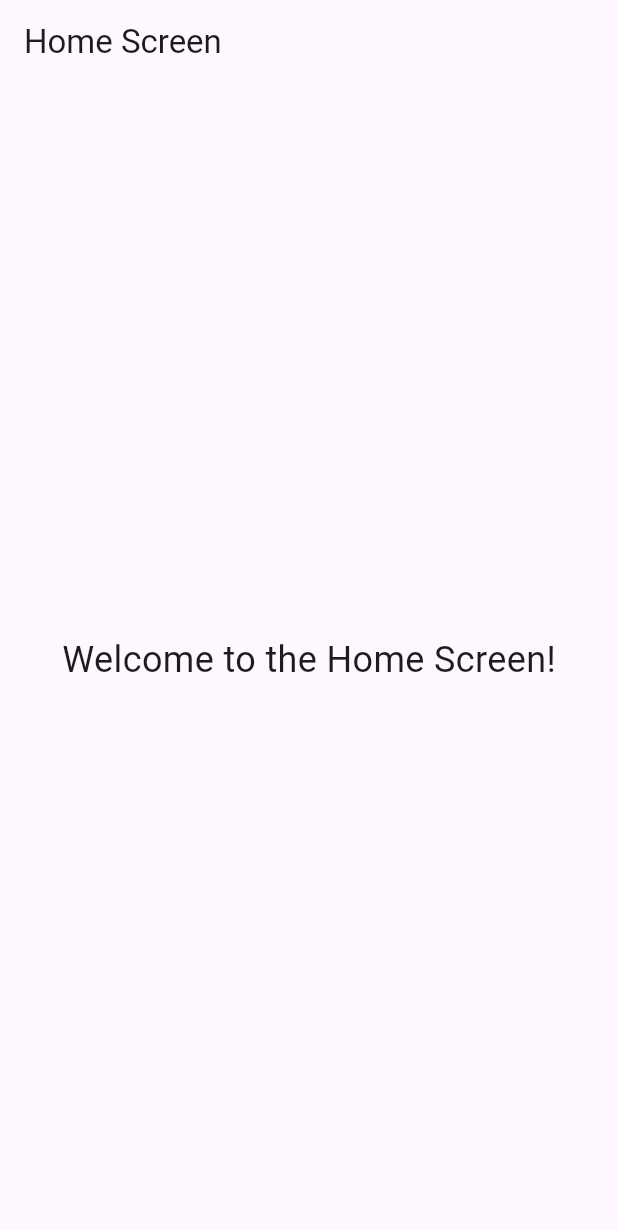
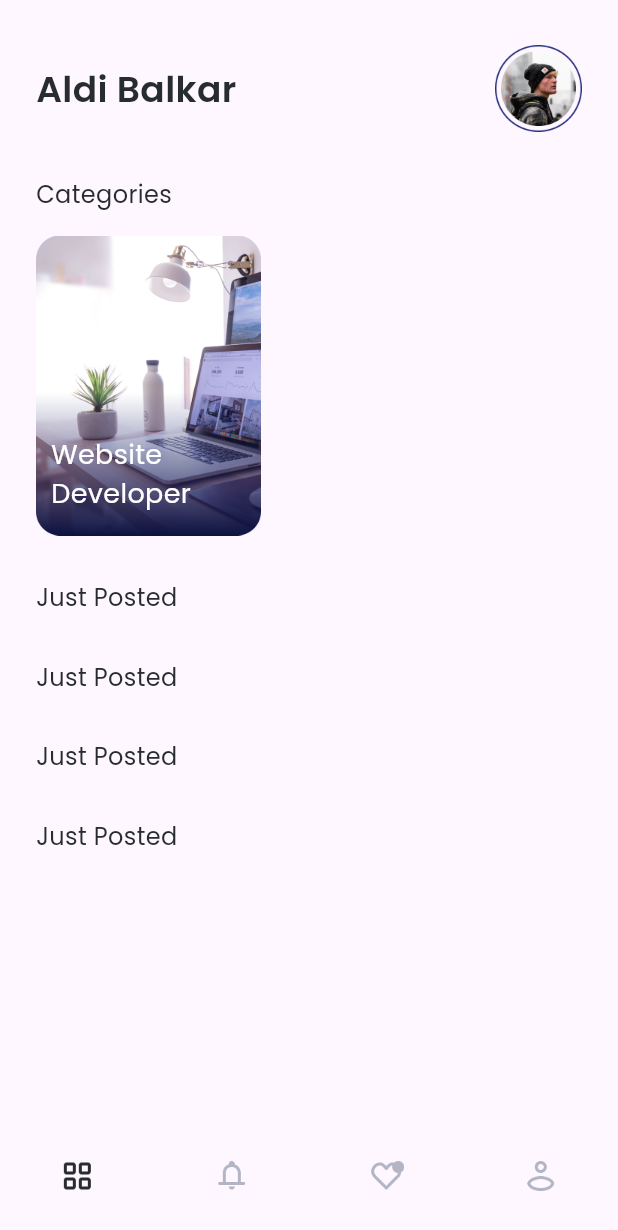
Before and after one commit to aldi-balkar/pegadaian_training_job_portal, a Flutter app: the screen it shows after launch, on a phone screen of 412 x 824 dp. Shown: the top 1230 px of the screen. Run offline on Flutter 3.47's test engine with Material 3 defaults, Android fonts, the light colour scheme and no system bars; our stand-ins replace google_fonts.

Commit message:
slicing halaman home

```diff
--- a/lib/presentation/feature/home/home_screen.dart
+++ b/lib/presentation/feature/home/home_screen.dart
@@ -1,16 +1,176 @@
 import 'package:flutter/material.dart';
+import 'package:google_fonts/google_fonts.dart';
+import 'package:pegadaian_training_job_portal/presentation/feature/home/widgets/job_card.dart';
+import 'package:pegadaian_training_job_portal/theme.dart';
 
 class HomeScreen extends StatelessWidget {
   @override
   Widget build(BuildContext context) {
+    Widget header() {
+      return SafeArea(
+        child: Container(
+          padding: EdgeInsets.only(top: 30, left: 24, right: 24),
+          child: Row(
+            children: [
+              Column(
+                crossAxisAlignment: CrossAxisAlignment.start,
+                children: [
+                  Text(
+                    'Aldi Balkar', // Pastikan nama ditulis dengan benar
+                    style: subTitleTextStyle,
+                  ),
+                ],
+              ),
+              Spacer(), // Perbaiki posisi Spacer
+              Image.asset(
+                'assets/images/user_pic.png', // Pastikan path gambar benar
+                width: 58,
+                height: 58,
+              ),
+            ],
+          ),
+        ),
+      );
+    }
+
+    Widget body() {
+      return Container(
+        child: Column(
+          crossAxisAlignment: CrossAxisAlignment.start,
+          children: [
+            SizedBox(
+              height: 30,
+            ),
+            Padding(
+              padding: EdgeInsets.only(left: 24),
+              child: Text(
+                'Categories',
+                style: GoogleFonts.poppins(
+                  color: Color(0xff272C2F),
+                  fontSize: 16,
+                  fontWeight: FontWeight.w400,
+                ),
+              ),
+            ),
+            SizedBox(
+              height: 16,
+            ),
+            SingleChildScrollView(
+              scrollDirection: Axis.horizontal,
+              child: Padding(
+                padding: EdgeInsets.only(
+                  left: 24,
+                ),
+                child: Row(
+                  children: [
+                    JobCard(
+                      text: 'Website Developer',
+                      imageUrl: 'assets/images/card_category.png',
+                    ),
+                    SizedBox(width: 16),
+                  ],
+                ),
+              ),
+            ),
+            SizedBox(height: 30),
+            Padding(
+              padding: EdgeInsets.only(left: 24),
+              child: Text(
+                'Just Posted',
+                style: GoogleFonts.poppins(
+                  color: Color(0xff272C2F),
+                  fontSize: 16,
+                  fontWeight: FontWeight.w400,
+                ),
+              ),
+            ),
+            SizedBox(height: 30),
+            Padding(
+              padding: EdgeInsets.only(left: 24),
+              child: Text(
+                'Just Posted',
+                style: GoogleFonts.poppins(
+                  color: Color(0xff272C2F),
+                  fontSize: 16,
+                  fontWeight: FontWeight.w400,
+                ),
+              ),
+            ),
+            SizedBox(height: 30),
+            Padding(
+              padding: EdgeInsets.only(left: 24),
+              child: Text(
+                'Just Posted',
+                style: GoogleFonts.poppins(
+                  color: Color(0xff272C2F),
+                  fontSize: 16,
+                  fontWeight: FontWeight.w400,
+                ),
+              ),
+            ),
+            SizedBox(height: 30),
+            Padding(
+              padding: EdgeInsets.only(left: 24),
+              child: Text(
+                'Just Posted',
+                style: GoogleFonts.poppins(
+                  color: Color(0xff272C2F),
+                  fontSize: 16,
+                  fontWeight: FontWeight.w400,
+                ),
+              ),
+            ),
+          ],
+        ),
+      );
+    }
+
     return Scaffold(
-      appBar: AppBar(
-        title: Text('Home Screen'),
+      bottomNavigationBar: Container(
+        margin: EdgeInsets.only(top: 30),
+        child: BottomNavigationBar(
+          type: BottomNavigationBarType.fixed,
+          showSelectedLabels: false,
+          unselectedItemColor: Color(0xffB3B5C4),
+          selectedItemColor: Color(0xff272C2F),
+          currentIndex: 0,
+          elevation: 0,
+          iconSize: 24,
+          items: [
+            BottomNavigationBarItem(
+              icon: ImageIcon(
+                AssetImage('assets/images/navbar_one.png'),
+              ),
+              label: '',
+            ),
+            BottomNavigationBarItem(
+              icon: ImageIcon(
+                AssetImage('assets/images/navbar_two.png'),
+              ),
+              label: '',
+            ),
+            BottomNavigationBarItem(
+              icon: ImageIcon(
+                AssetImage('assets/images/navbar_three.png'),
+              ),
+              label: '',
+            ),
+            BottomNavigationBarItem(
+              icon: ImageIcon(
+                AssetImage('assets/images/navbar_four.png'),
+              ),
+              label: '',
+            ),
+          ],
+        ),
       ),
-      body: Center(
-        child: Text(
-          'Welcome to the Home Screen!',
-          style: TextStyle(fontSize: 24),
+      body: SingleChildScrollView(
+        child: Column(
+          crossAxisAlignment: CrossAxisAlignment.start,
+          children: [
+            header(),
+            body(),
+          ],
         ),
       ),
     );
--- /dev/null
+++ b/lib/presentation/feature/home/widgets/job_card.dart
@@ -0,0 +1,48 @@
+import 'package:flutter/material.dart';
+import 'package:google_fonts/google_fonts.dart';
+// import 'package:job_application/pages/second_homepage.dart';
+
+class JobCard extends StatelessWidget {
+  final String text;
+  final String imageUrl;
+
+  JobCard({required this.imageUrl, required this.text});
+  @override
+  Widget build(BuildContext context) {
+    return InkWell(
+      onTap: () {
+        // Navigator.push(
+        //   context,
+        //   MaterialPageRoute(
+        //     builder: (context) => SecondHomePage(
+        //       jobTitleHome: text,
+        //       imageUrl: imageUrl,
+        //     ),
+        //   ),
+        // );
+      },
+      child: Container(
+        height: 200,
+        width: 150,
+        child: Align(
+          alignment: Alignment.bottomLeft,
+          child: Padding(
+            padding: EdgeInsets.only(top: 15, left: 10, right: 10, bottom: 15),
+            child: Text(
+              text,
+              style: GoogleFonts.poppins(
+                  color: Color(0xFFFFFFFF),
+                  fontSize: 18,
+                  fontWeight: FontWeight.w400),
+            ),
+          ),
+        ),
+        decoration: BoxDecoration(
+          image: DecorationImage(
+            image: AssetImage(imageUrl),
+          ),
+        ),
+      ),
+    );
+  }
+}
--- a/lib/presentation/feature/splash/splash_screen.dart
+++ b/lib/presentation/feature/splash/splash_screen.dart
@@ -11,12 +11,9 @@ class _SplashScreenState extends State<SplashScreen> {
   @override
   void initState() {
     super.initState();
-    // Delay 3 detik sebelum pindah ke home screen
     Future.delayed(Duration(seconds: 3), () {
       Navigator.of(context).pushReplacement(
-        MaterialPageRoute(
-            builder: (context) =>
-                HomeScreen()), // Ganti dengan kelas home screen Anda
+        MaterialPageRoute(builder: (context) => HomeScreen()),
       );
     });
   }
@@ -39,7 +36,7 @@ class _SplashScreenState extends State<SplashScreen> {
             ),
             SizedBox(height: 50),
             Text(
-              'FUTURE JOBS',
+              'JOB PORTAL',
               style: splashTextStyle,
             ),
             Padding(
--- a/pubspec.yaml
+++ b/pubspec.yaml
@@ -32,10 +32,12 @@ dependencies:
     sdk: flutter
 
 
+
   # The following adds the Cupertino Icons font to your application.
   # Use with the CupertinoIcons class for iOS style icons.
   cupertino_icons: ^1.0.8
   google_fonts: ^6.2.1
+  path_provider: ^2.0.11
 
 dev_dependencies:
   flutter_test:
@@ -61,7 +63,7 @@ flutter:
 
   # To add assets to your application, add an assets section, like this:
   assets:
-    - assets/
+    - assets/images/
   #   - images/a_dot_ham.jpeg
 
   # An image asset can refer to one or more resolution-specific "variants", see
```
Also changed, not shown: pubspec.lock, 4 other files.
